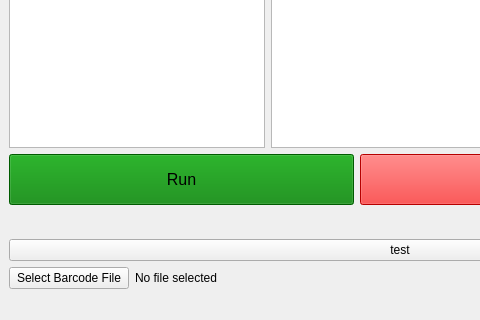
This is src/gui/MainWindow.ui in orkiman/MachineController as Qt 5 draws it before an edit; both pictures show x 0 to 480 and y 280 to 600 of the 800 by 600 pixel window. The edited form follows.
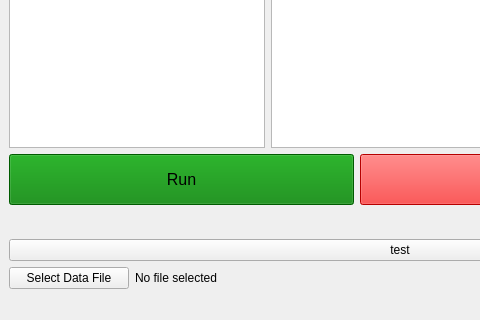
This is the edited form.

What changed in the file:
```diff
--- a/src/gui/MainWindow.ui
+++ b/src/gui/MainWindow.ui
@@ -177,7 +177,7 @@
          </sizepolicy>
         </property>
         <property name="text">
-         <string>Select Barcode File</string>
+         <string>Select Data File</string>
         </property>
        </widget>
       </item>
```
Left out of the diff: 6 changed lines with no effect on the pictures.
